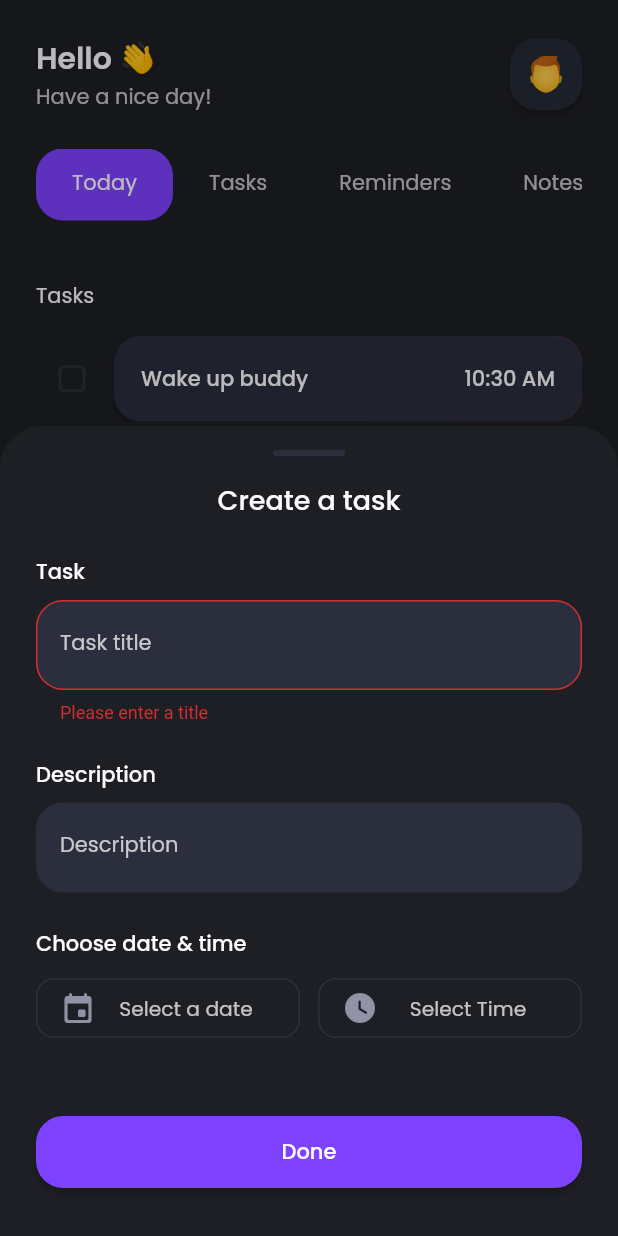
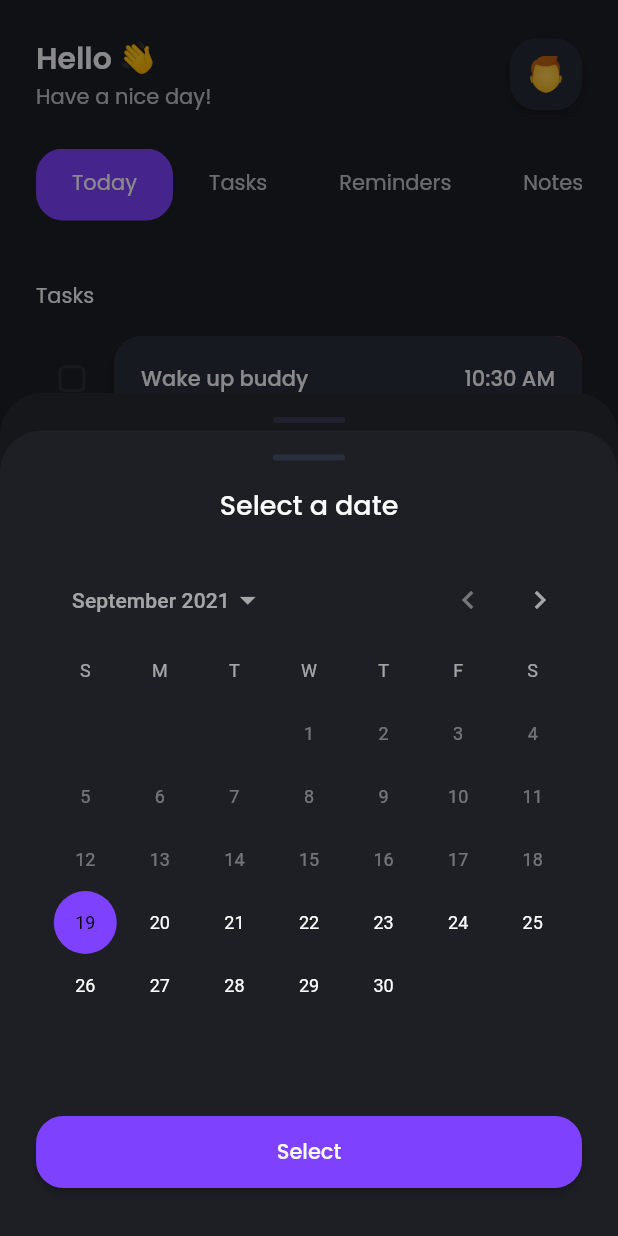
Before and after one commit to federicodesia/task_manager, a Flutter app: the screen it shows after launch, item 2 of the bottom bar chosen, after a tap on the "add" icon, after a tap on "Select a date", on a phone screen of 412 x 824 dp. Run offline on Flutter 3.47's test engine with Material 2 defaults, Android fonts, the phone set to English and light mode, and no system bars; our stand-ins replace bloc, flutter_bloc; statements that could not run were skipped.

Commit message:
DatePicker and validation

```diff
--- a/lib/bottom_sheets/task_bottom_sheet.dart
+++ b/lib/bottom_sheets/task_bottom_sheet.dart
@@ -1,5 +1,7 @@
+import 'package:flutter/cupertino.dart';
 import 'package:flutter/material.dart';
 import 'package:flutter_bloc/flutter_bloc.dart';
+import 'package:intl/intl.dart';
 import 'package:task_manager/blocs/task/task_bloc.dart';
 import 'package:task_manager/components/forms/form_input_header.dart';
 import 'package:task_manager/components/rounded_button.dart';
@@ -7,6 +9,8 @@ import 'package:task_manager/components/forms/outlined_form_icon_button.dart';
 import 'package:task_manager/components/forms/rounded_text_form_field.dart';
 import 'package:task_manager/constants.dart';
 import 'package:task_manager/models/task.dart';
+
+import 'modal_bottom_sheet.dart';
 
 class TaskBottomSheet extends StatefulWidget{
   final Task? editTask;
@@ -25,6 +29,9 @@ class _TaskBottomSheetState extends State<TaskBottomSheet>{
 
   late String _title = _isEditing ? widget.editTask!.title : "";
   late String _description = _isEditing ? widget.editTask!.description : "";
+  late DateTime? _date = _isEditing ? widget.editTask!.dateTime : null;
+  late DateTime? _time = _isEditing ? widget.editTask!.dateTime : null;
+
 
   @override
   Widget build(BuildContext context) {
@@ -60,13 +67,60 @@ class _TaskBottomSheetState extends State<TaskBottomSheet>{
 
           FormInputHeader("Choose date & time"),
 
+          FormField(
+            initialValue: true,
+            builder: (FormFieldState<bool> state){
+              ThemeData themeData = Theme.of(context);
+              return Column(
+                crossAxisAlignment: CrossAxisAlignment.start,
+                children: [
                   Row(
                     children: [
                       Expanded(
                         child: OutlinedFormIconButton(
                           icon: Icons.event_rounded,
-                  text: "Select a date",
-                  onPressed: () {}
+                          text: _date == null ? "Select a date" : DateFormat("dd/MM/yyyy").format(_date!),
+                          onPressed: () {
+
+                            ModalBottomSheet(
+                              context: context,
+                              title: "Select a date",
+                              content: Theme(
+                                data: ThemeData.dark().copyWith(
+                                  colorScheme: ColorScheme.dark(
+                                    primary: cPrimaryColor,
+                                    surface: cBackgroundColor,
+                                  ),
+                                ),
+                                child: Column(
+                                  children: [
+                                    Padding(
+                                      padding: EdgeInsets.symmetric(vertical: cPadding),
+                                      child: CalendarDatePicker(
+                                        initialDate: DateTime.now(),
+                                        firstDate: DateTime(DateTime.now().year, DateTime.now().month, DateTime.now().day),
+                                        lastDate: DateTime.now().add(Duration(days: 365)),
+                                        onDateChanged: (date) {
+                                          state.didChange(true);
+                                          setState(() => _date = date);
+                                        },
+                                      ),
+                                    ),
+                                    RoundedButton(
+                                      width: double.infinity,
+                                      child: Text(
+                                        "Select",
+                                        style: cTitleTextStyle,
+                                      ),
+                                      onPressed: () {
+                                        Navigator.of(context).pop();
+                                      },
+                                    )
+                                  ],
+                                )
+                              )
+                            ).show();
+                          }
                         ),
                       ),
 
@@ -80,6 +134,34 @@ class _TaskBottomSheetState extends State<TaskBottomSheet>{
                         ),
                       ),
                     ],
+                  ),
+
+                  AnimatedCrossFade(
+                    duration: Duration(milliseconds: 300),
+                    alignment: Alignment.centerLeft,
+                    crossFadeState: state.hasError ? CrossFadeState.showFirst : CrossFadeState.showSecond,
+                    firstChild: Padding(
+                      padding: EdgeInsets.symmetric(
+                        vertical: 4.0,
+                        horizontal: 16.0
+                      ),
+                      child: Text(
+                        state.errorText.toString(),
+                        textAlign: TextAlign.center,
+                        style: themeData.textTheme.caption!.copyWith(color: themeData.errorColor),
+                        overflow: TextOverflow.ellipsis,
+                      ),
+                    ),
+                    secondChild: Container(),
+                  )
+                ],
+              );
+            },
+            validator: (value){
+              if(_date == null && _time == null) return "Please select a date and time";
+              else if(_date == null) return "Please select a date";
+              else if(_time == null) return "Please select a time";
+            },
           ),
 
           SizedBox(height: 48.0),
--- a/lib/tabs/today_tab.dart
+++ b/lib/tabs/today_tab.dart
@@ -45,7 +45,7 @@ class _TodayTabState extends State<TodayTab>{
             physics: BouncingScrollPhysics(),
             padding: EdgeInsets.symmetric(horizontal: cPadding),
             children: [
-              todayTasks.length > 0 ? ListHeader("Tasks") : Container(),
+              if(todayTasks.length > 0 ) ListHeader("Tasks"),
               ListView.builder(
                 shrinkWrap: true,
                 physics: NeverScrollableScrollPhysics(),
@@ -55,7 +55,7 @@ class _TodayTabState extends State<TodayTab>{
                 }
               ),
 
-              completedTasks.length > 0 ? ListHeader("Completed") : Container(),
+              if(completedTasks.length > 0 ) ListHeader("Completed"),
               ListView.builder(
                 shrinkWrap: true,
                 physics: NeverScrollableScrollPhysics(),
--- a/pubspec.yaml
+++ b/pubspec.yaml
@@ -25,7 +25,6 @@ dependencies:
     sdk: flutter
   intl: ^0.17.0
   flutter_bloc: ^7.2.0
-
 
   # The following adds the Cupertino Icons font to your application.
   # Use with the CupertinoIcons class for iOS style icons.
```
Lines whose indentation alone changed are shown as unchanged.
